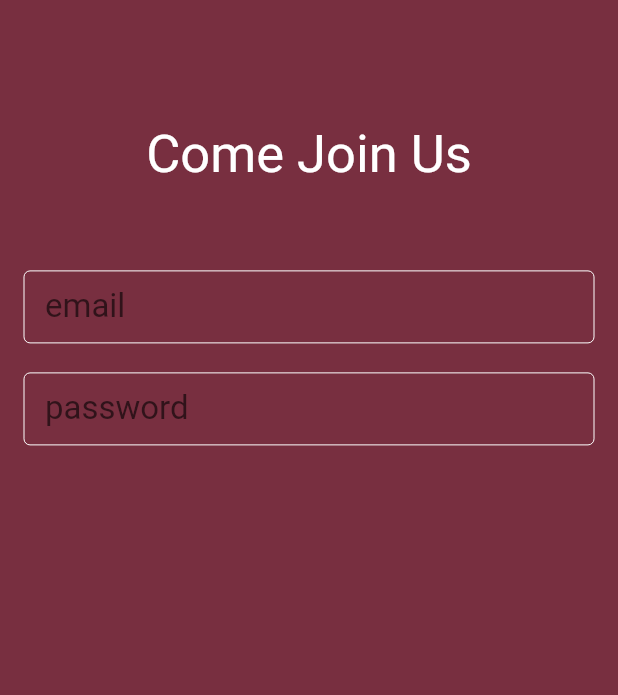
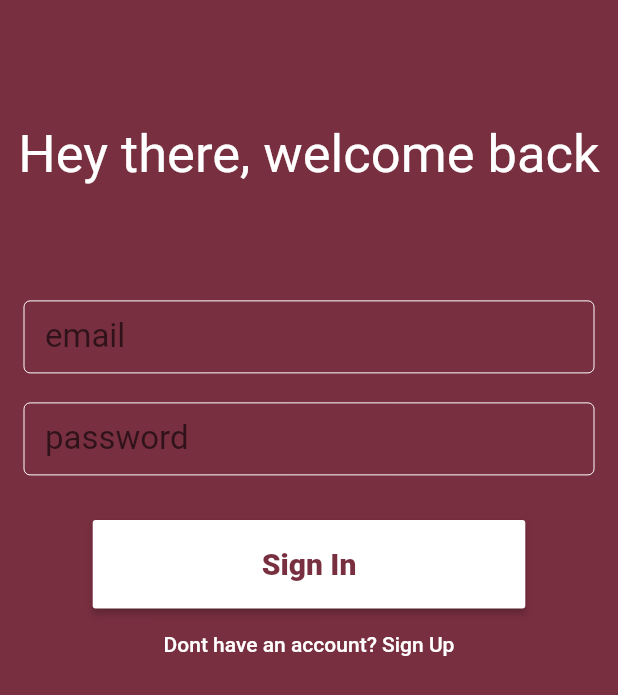
Before and after one commit to DarrylBrooks97/Priority-Task-Scheduler, a Flutter app: the SignUpView screen opened by its route, on a phone screen of 412 x 824 dp. Shown: the top 695 px of the screen. Run offline on Flutter 3.47's test engine with Material 2 defaults, Android fonts, the light colour scheme and no system bars; drawn by our look-alikes of auto_size_text; our stand-ins replace firebase_auth; accounts and stored records are empty; network calls fail.

Commit message:
Adding Login
Users can now log in.

Signed-off-by: Benji <charles.benji33@gmail.com>

```diff
--- /dev/null
+++ b/priority_school_tasker/lib/services/provider_service.dart
@@ -0,0 +1,14 @@
+import 'package:priority_school_tasker/services/auth_service.dart';
+import 'package:flutter/material.dart';
+
+class Provider extends InheritedWidget {
+  final AuthService auth;
+  Provider({Key key, Widget child, this.auth,}) : super(key: key, child: child);
+
+  @override
+  bool updateShouldNotify(InheritedWidget oldWidget) {
+    return true;
+  }
+
+  static Provider of(BuildContext context) => (context.inheritFromWidgetOfExactType(Provider) as Provider);
+}
--- a/priority_school_tasker/lib/views/login_signup_view.dart
+++ b/priority_school_tasker/lib/views/login_signup_view.dart
@@ -1,9 +1,13 @@
+//import 'dart:html';
+
 import 'package:flutter/material.dart';
+import 'package:priority_school_tasker/main.dart';
 import 'package:priority_school_tasker/services/auth_service.dart';
 import 'package:auto_size_text/auto_size_text.dart';
+import 'package:priority_school_tasker/services/provider_service.dart';
 
 final primaryColor = const Color(0xFF782F40);
-enum AuthFormType {signIn, signUp}
+enum AuthFormType {signIn, signUp, reset}
 
 
 class SignUpView extends StatefulWidget {
@@ -29,6 +33,43 @@
   // placeholders
   String _email, _password, _name;
 
+  void switchAuthFormType(String state){
+    formkey.currentState.reset();
+    if(state == "signUp")
+      {
+        setState(() {
+          authFormType = AuthFormType.signUp;
+        });
+      }
+    else{
+      setState(() {
+        authFormType = AuthFormType.signIn;
+      });
+    }
+  }
+
+  void submit() async {
+    final form = formkey.currentState;
+    form.save();
+    try {
+      final auth = Provider.of(context).auth;
+      if(authFormType == AuthFormType.signIn){
+        String uid = await auth.signInWithEmailAndPassword(
+            _email, _password);
+        print("Signed in with ID $uid");
+        Navigator.of(context).pushReplacementNamed('/home');
+      }
+      else{
+        String uid = await auth.createUserWithEmailAndPassword(
+            _email, _password, _name);
+        print("Signed in with new ID $uid");
+        Navigator.of(context).pushReplacementNamed('/home');
+      }
+    }catch(e){
+      print(e);
+    }
+  }
+
   @override
   Widget build(BuildContext context) {
     final _width = MediaQuery.of(context).size.width;
@@ -52,7 +93,7 @@
                 child: Form(
                   key: formkey,
                   child: Column(
-                    children: buildInputs(),
+                    children: buildInputs() + buildButtons(),
                   ),
                 ),
               )
@@ -62,17 +103,17 @@
       ),
     );
   }
-
   AutoSizeText buildHeaderText() {
-    String _headerText = 'test';
-
-    if(authFormType == AuthFormType.signIn) {
-      _headerText = "Hey there,welcome back";
-      }
-    else if(authFormType == AuthFormType.signUp) {
-      _headerText = "Come Join Us";
-      }
-
+    String _headerText;
+    if (authFormType == AuthFormType.signIn) {
+      _headerText = "Hey there, welcome back";
+    }
+    else if(authFormType == AuthFormType.reset) {
+      _headerText = "I see you forgot your password";
+    }
+    else {
+      _headerText = "Come join us";
+    }
     return AutoSizeText(
       _headerText,
       maxLines: 1,
@@ -87,7 +128,21 @@
   List<Widget> buildInputs() {
     List<Widget> textFields= [];
 
-    // add email and password
+    // Text field for name
+    if(authFormType == AuthFormType.signUp){
+      textFields.add(
+        TextFormField(
+          style: TextStyle(fontSize: 22.0),
+          decoration: buildSignUpInputDecoration("name"),
+          onSaved: (value) => _name = value,
+        ),
+      );
+    }
+
+    // just a space
+    textFields.add(SizedBox(height: 20.0,));
+
+    // Text field for email
     textFields.add(
       TextFormField(
         style: TextStyle(fontSize: 22.0),
@@ -95,14 +150,22 @@
         onSaved: (value) => _email = value,
       ),
     );
+
+    // just a space
     textFields.add(SizedBox(height: 20.0,));
+
+    // Text field for password
     textFields.add(
       TextFormField(
         style: TextStyle(fontSize: 22.0),
         decoration: buildSignUpInputDecoration("password"),
         onSaved: (value) => _password = value,
+        obscureText: true,
       ),
     );
+
+    // just a space
+    textFields.add(SizedBox(height: 30.0,));
     return textFields;
   }
 
@@ -124,4 +187,46 @@
             top: 10.0),
       );
   }
+
+  List<Widget> buildButtons(){
+    String _switchButtonText, _newformState, _submitButtonText;
+
+    if(authFormType == AuthFormType.signIn){
+      _switchButtonText = "Dont have an account? Sign Up";
+      _newformState = "signUp";
+      _submitButtonText = "Sign In";
+    }
+    else{
+      _switchButtonText = "Have an account? Sign In";
+      _newformState = "signIn";
+      _submitButtonText = "Sign Up";
+    }
+
+    return [
+      Container(
+        width: MediaQuery.of(context).size.width * 0.7,
+        child: RaisedButton(
+          color: Colors.white,
+          textColor: primaryColor,
+          child: Padding(
+            padding: const EdgeInsets.all(18.0),
+            child: Text(_submitButtonText,
+              style:  TextStyle(
+                fontSize: 20.0,
+                fontWeight : FontWeight.w900,
+              ),
+            ),
+          ),
+          onPressed: submit,
+        ),
+      ),
+
+      FlatButton(
+        child: Text(_switchButtonText, style: TextStyle(color: Colors.white),),
+        onPressed: (){
+          switchAuthFormType(_newformState);
+        },
+      )
+    ];
+  }
 }
--- a/priority_school_tasker/pubspec.yaml
+++ b/priority_school_tasker/pubspec.yaml
@@ -44,8 +44,7 @@
 
   assets:
     - assets/userInfo.json
-#     assets:
-#       - assets/userInfo.txt
+
   # The following line ensures that the Material Icons font is
   # included with your application, so that you can use the icons in
   # the material Icons class.
```
Also changed, not shown: priority_school_tasker/lib/main.dart (+5 -16 lines).
